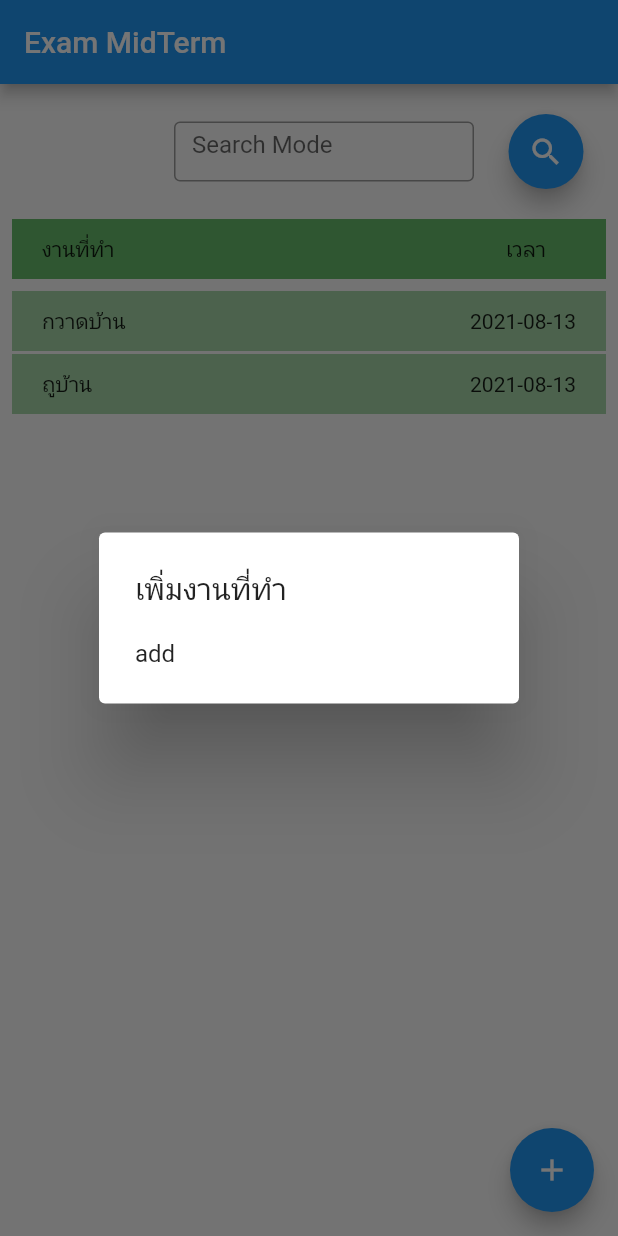
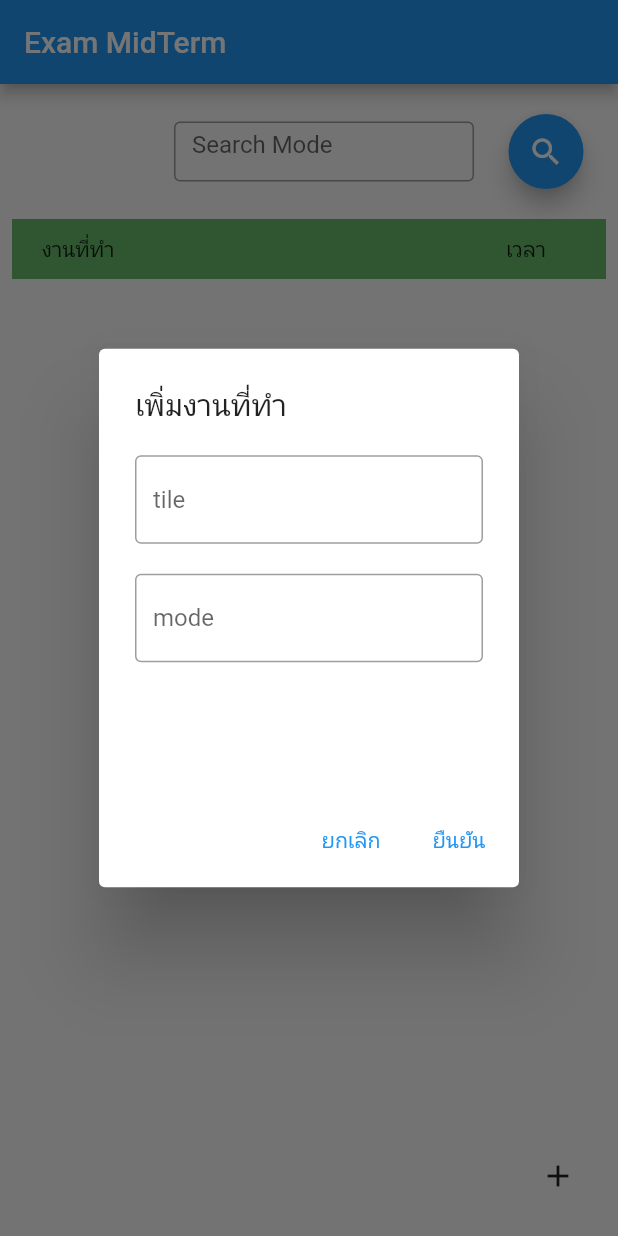
Before and after one commit to 6210110334/exam-mid, a Flutter app: the screen it shows after launch, after a tap on the "add" icon, on a phone screen of 412 x 824 dp. Run offline on Flutter 3.47's test engine with Material 2 defaults, Android fonts, the phone set to English and light mode, and no system bars; our stand-ins replace hive, hive_flutter; accounts and stored records are empty.

Commit message:
add localStorage

```diff
--- a/lib/main.dart
+++ b/lib/main.dart
@@ -3,10 +3,15 @@ import 'package:flutter/material.dart';
 import 'package:hive/hive.dart';
 import 'package:hive_flutter/hive_flutter.dart';
 
+import 'models/last_time.dart';
+
 Future main() async {
   WidgetsFlutterBinding.ensureInitialized();
 
   await Hive.initFlutter();
+
+  Hive.registerAdapter(LastTimeAdapter());
+  await Hive.openBox<LastTime>('lastTime');
 
   runApp(MyApp());
 }
--- a/lib/mock_data.dart
+++ /dev/null
@@ -1,6 +0,0 @@
-import 'package:exam_mid/models/last_time.dart';
-
-List<LastTime> mock = [
-  LastTime(DateTime.now(), 'กวาดบ้าน', 'Home'),
-  LastTime(DateTime.now(), 'ถูบ้าน', 'Home')
-];
--- a/lib/models/last_time.dart
+++ b/lib/models/last_time.dart
@@ -1,4 +1,6 @@
 import 'package:hive/hive.dart';
+
+part 'last_time.g.dart';
 
 @HiveType(typeId: 0)
 class LastTime extends HiveObject {
@@ -10,6 +12,4 @@ class LastTime extends HiveObject {
 
   @HiveField(2)
   late String mode;
-
-  LastTime(this.time, this.title, this.mode);
 }
--- a/lib/screens/last_time_page.dart
+++ b/lib/screens/last_time_page.dart
@@ -1,8 +1,10 @@
-import 'package:exam_mid/mock_data.dart';
 import 'package:exam_mid/models/last_time.dart';
 import 'package:exam_mid/screens/detail_last_time_page.dart';
+import 'package:exam_mid/service/box.dart';
 import 'package:flutter/cupertino.dart';
 import 'package:flutter/material.dart';
+import 'package:hive/hive.dart';
+import 'package:hive_flutter/hive_flutter.dart';
 
 class LastTimePage extends StatefulWidget {
   @override
@@ -10,13 +12,13 @@ class LastTimePage extends StatefulWidget {
 }
 
 class LastTimeState extends State<LastTimePage> {
-  late List<LastTime> listLastTime;
   final TextEditingController _filter = new TextEditingController();
 
   @override
-  void initState() {
-    super.initState();
-    listLastTime = mock;
+  void dispose() {
+    Hive.close();
+
+    super.dispose();
   }
 
   @override
@@ -25,7 +27,11 @@ class LastTimeState extends State<LastTimePage> {
         appBar: AppBar(
           title: Text('Exam MidTerm'),
         ),
-        body: Column(children: [
+        body: ValueListenableBuilder<Box<LastTime>>(
+            valueListenable: Boxes.getLastTime().listenable(),
+            builder: (context, box, _) {
+              final listLastTime = box.values.toList().cast<LastTime>();
+              return Column(children: [
                 Container(
                   height: 50,
                   margin: EdgeInsets.all(20),
@@ -37,13 +43,9 @@ class LastTimeState extends State<LastTimePage> {
                         width: 200,
                         child: TextField(
                           controller: _filter,
-                    onChanged: (value) {
-                      setState(() {
-                        _filter.text = value;
-                      });
-                    },
                           decoration: InputDecoration(
-                        border: OutlineInputBorder(), hintText: 'Search Mode'),
+                              border: OutlineInputBorder(),
+                              hintText: 'Search Mode'),
                         ),
                       ),
                       SizedBox(
@@ -53,7 +55,8 @@ class LastTimeState extends State<LastTimePage> {
                         onPressed: () {
                           // Add your onPressed code here!
                         },
-                  child: Icon(IconData(0xe567, fontFamily: 'MaterialIcons')),
+                        child:
+                            Icon(IconData(0xe567, fontFamily: 'MaterialIcons')),
                       )
                     ],
                   ),
@@ -96,7 +99,8 @@ class LastTimeState extends State<LastTimePage> {
                                   },
                                   child: Container(
                                     height: 40,
-                              margin: EdgeInsets.symmetric(horizontal: 20),
+                                    margin:
+                                        EdgeInsets.symmetric(horizontal: 20),
                                     child: Row(
                                       children: [
                                         Text(lastTime.title),
@@ -110,26 +114,66 @@ class LastTimeState extends State<LastTimePage> {
                                 ),
                               );
                             }))
-        ]),
-        floatingActionButton: FloatingActionButton(
-          onPressed: () {
-            // Add your onPressed code here!
-          },
-          child: IconButton(
+              ]);
+            }),
+        floatingActionButton: IconButton(
           icon: const Icon(Icons.add),
           tooltip: 'Increase volume by 10',
-            onPressed: () {
+          onPressed: () async {
+            TextEditingController title = new TextEditingController();
+            TextEditingController mode = new TextEditingController();
+
             showDialog(
                 context: context,
                 builder: (BuildContext context) => AlertDialog(
                       title: Text('เพิ่มงานที่ทำ'),
-                        content: Text('add'),
-                      ));
-              // setState(() {
-              //   listLastTime.add(LastTime(DateTime.now(), 'ซักผ้า', 'Home'));
-              // });
+                      content: Container(
+                        height: 200,
+                        child: Column(
+                          children: [
+                            TextField(
+                              controller: title,
+                              decoration: InputDecoration(
+                                  border: OutlineInputBorder(),
+                                  hintText: 'tile'),
+                            ),
+                            SizedBox(height: 20),
+                            TextField(
+                              controller: mode,
+                              decoration: InputDecoration(
+                                  border: OutlineInputBorder(),
+                                  hintText: 'mode'),
+                            ),
+                          ],
+                        ),
+                      ),
+                      actions: <Widget>[
+                        TextButton(
+                          child: const Text('ยกเลิก'),
+                          onPressed: () async {
+                            Navigator.pop(context);
                           },
                         ),
+                        TextButton(
+                          child: const Text('ยืนยัน'),
+                          onPressed: () async {
+                            await addLastTime(title.text, mode.text);
+                            Navigator.pop(context);
+                          },
+                        ),
+                      ],
+                    ));
+          },
         ));
   }
+
+  Future addLastTime(String title, String mode) async {
+    final lastTime = LastTime()
+      ..title = title
+      ..time = DateTime.now()
+      ..mode = mode;
+
+    final box = Boxes.getLastTime();
+    box.add(lastTime);
   }
+}
--- /dev/null
+++ b/lib/service/box.dart
@@ -0,0 +1,6 @@
+import 'package:exam_mid/models/last_time.dart';
+import 'package:hive/hive.dart';
+
+class Boxes {
+  static Box<LastTime> getLastTime() => Hive.box<LastTime>('lastTime');
+}
```
Also changed, not shown: pubspec.yaml (+8 -4 lines), lib/models/last_time.g.dart (added), pubspec.lock. Lines whose indentation alone changed are shown as unchanged.
